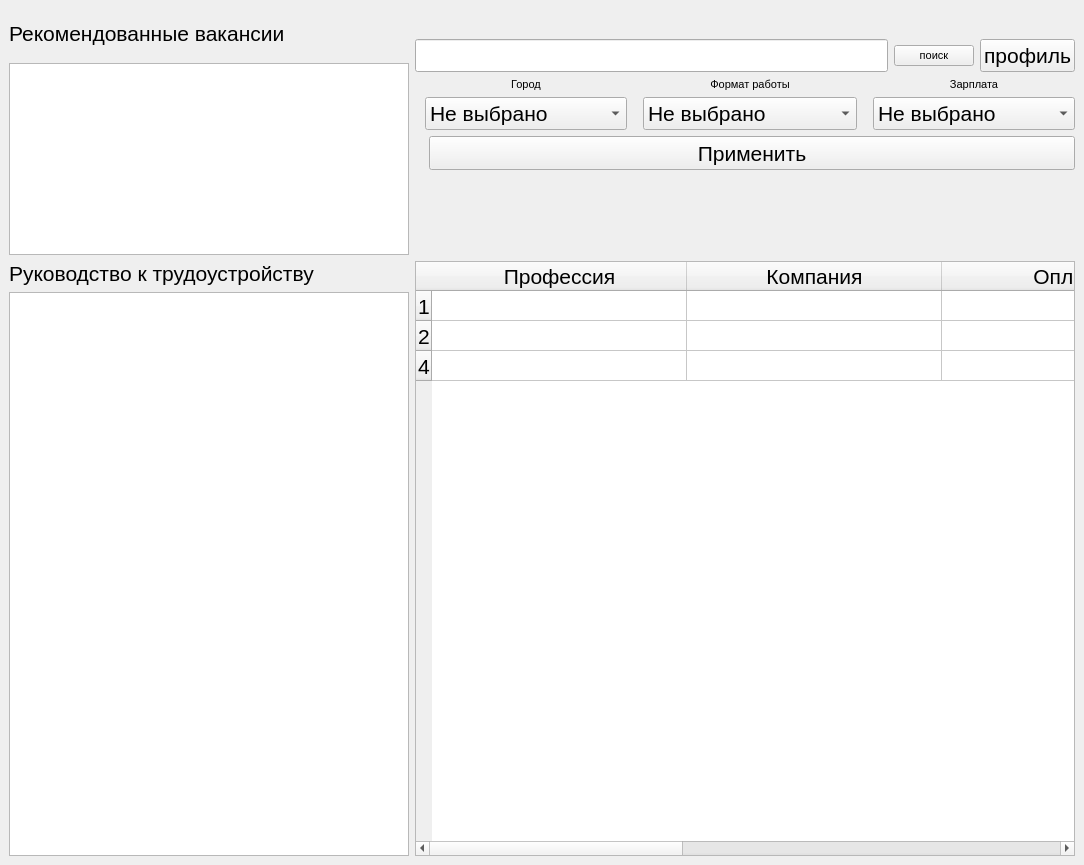
Yorshik/ITMO-Tinkoff-project, file main_win.ui: the form before one commit.
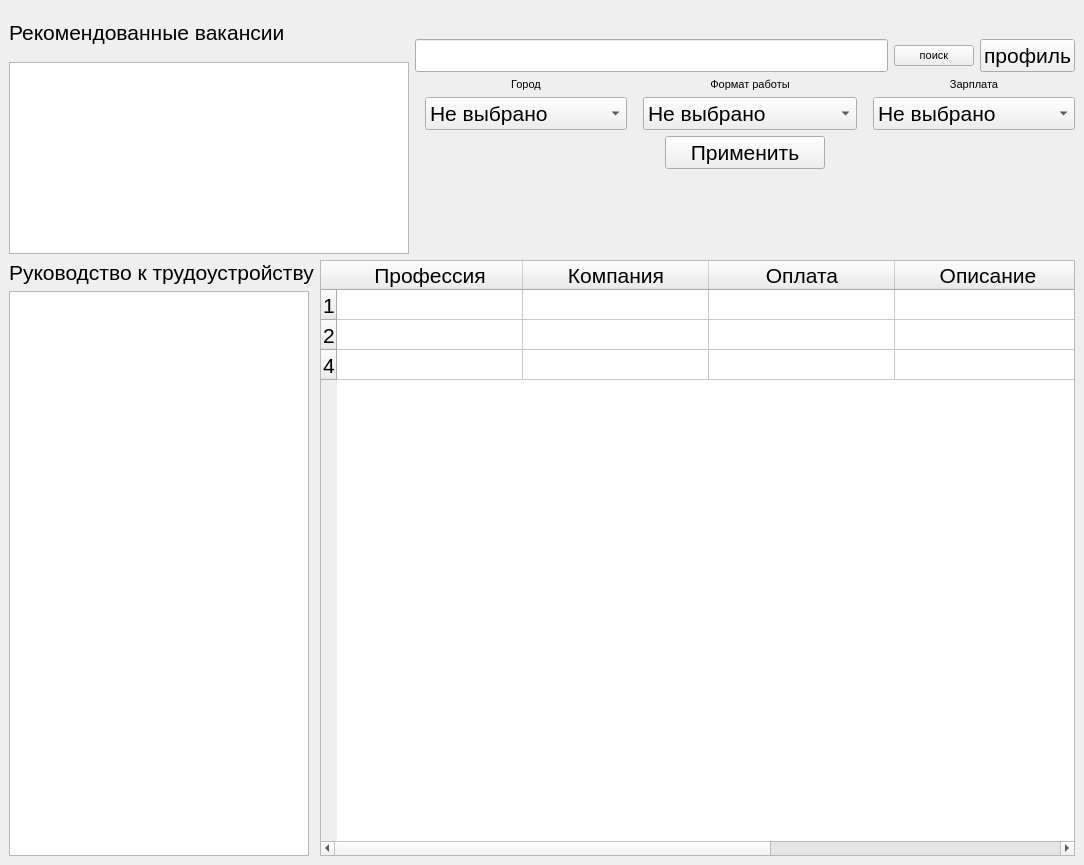
The form after the commit.

```diff
--- a/main_win.ui
+++ b/main_win.ui
@@ -326,13 +326,16 @@
            <number>0</number>
           </property>
           <item>
-           <spacer name="horizontalSpacer_3">
+           <spacer name="horizontalSpacer_5">
             <property name="orientation">
              <enum>Qt::Horizontal</enum>
             </property>
+            <property name="sizeType">
+             <enum>QSizePolicy::Maximum</enum>
+            </property>
             <property name="sizeHint" stdset="0">
              <size>
-              <width>40</width>
+              <width>250</width>
               <height>20</height>
              </size>
             </property>
@@ -340,23 +343,27 @@
           </item>
           <item>
            <widget class="QPushButton" name="save_btn">
-            <property name="sizePolicy">
-             <sizepolicy hsizetype="Maximum" vsizetype="Fixed">
-              <horstretch>0</horstretch>
-              <verstretch>0</verstretch>
-             </sizepolicy>
-            </property>
-            <property name="minimumSize">
-             <size>
-              <width>646</width>
-              <height>34</height>
-             </size>
-            </property>
             <property name="text">
              <string>Применить</string>
             </property>
            </widget>
           </item>
+          <item>
+           <spacer name="horizontalSpacer_3">
+            <property name="orientation">
+             <enum>Qt::Horizontal</enum>
+            </property>
+            <property name="sizeType">
+             <enum>QSizePolicy::Maximum</enum>
+            </property>
+            <property name="sizeHint" stdset="0">
+             <size>
+              <width>250</width>
+              <height>20</height>
+             </size>
+            </property>
+           </spacer>
+          </item>
          </layout>
         </item>
         <item>
@@ -400,7 +407,7 @@
           </property>
           <property name="minimumSize">
            <size>
-            <width>400</width>
+            <width>300</width>
             <height>0</height>
            </size>
           </property>
@@ -417,7 +424,7 @@
          <bool>false</bool>
         </property>
         <attribute name="horizontalHeaderDefaultSectionSize">
-         <number>255</number>
+         <number>186</number>
         </attribute>
         <attribute name="horizontalHeaderMinimumSectionSize">
          <number>39</number>
```
